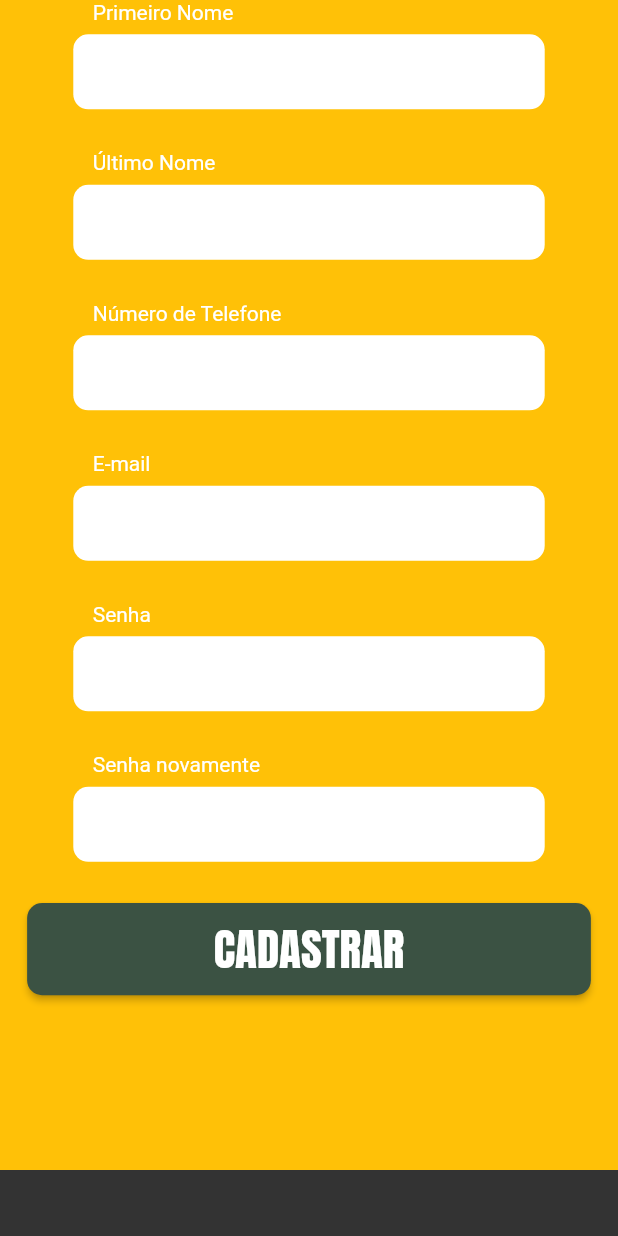
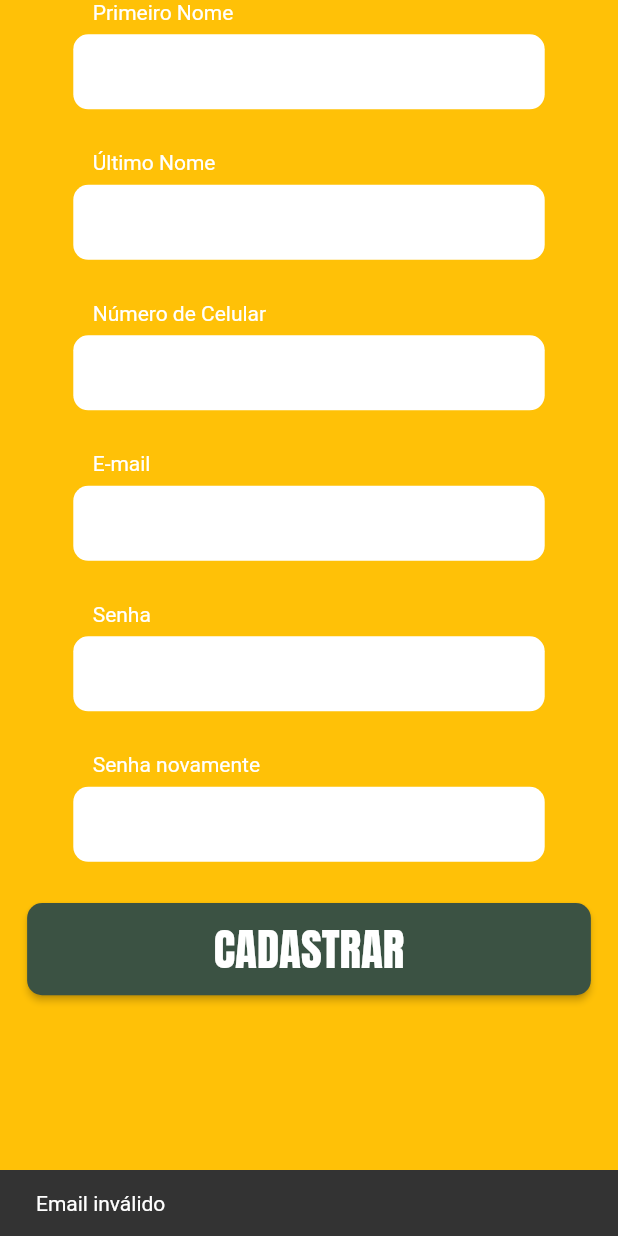
Before and after one commit to StartPointMe/atvee, a Flutter app: the RegisterScreen screen opened by its route, after a tap on "CADASTRAR", on a phone screen of 412 x 824 dp. Run offline on Flutter 3.47's test engine with Material 2 defaults, Android fonts, the phone set to English and light mode, and no system bars; our stand-ins replace cloud_firestore, email_validator, firebase_auth, firebase_core, google_fonts; accounts and stored records are empty.

Commit message:
Cadastro com validação do email e número de celular

```diff
--- a/lib/screens/user/register_screen.dart
+++ b/lib/screens/user/register_screen.dart
@@ -1,5 +1,6 @@
 import 'package:atvee/bloc/models/regular_user.dart';
 import 'package:atvee/themes/custom_widget.dart';
+import 'package:atvee/themes/validation.dart';
 import 'package:cloud_firestore/cloud_firestore.dart';
 import 'package:flutter/material.dart';
 import 'package:google_fonts/google_fonts.dart';
@@ -28,6 +29,7 @@ class _RegisterScreenViewState extends State<RegisterScreen> {
     final width = mediaQuery.size.width;
 
     CustomWidget customWidget = CustomWidget(mediaQuery);
+    Validation validation = Validation();
 
     void registerUser(RegularUser regularUser) async {
       try {
@@ -63,7 +65,7 @@ class _RegisterScreenViewState extends State<RegisterScreen> {
           Padding(
               padding: EdgeInsets.only(bottom: height / 30),
               child: customWidget.createTextFieldWithLabel(
-                  _phoneNumberController, "Número de Telefone", Colors.white)),
+                  _phoneNumberController, "Número de Celular", Colors.white)),
           Padding(
               padding: EdgeInsets.only(bottom: height / 30),
               child: customWidget.createTextFieldWithLabel(
@@ -97,7 +99,14 @@ class _RegisterScreenViewState extends State<RegisterScreen> {
               _phoneNumberController.text,
               '');
 
-          registerUser(_regularUser!);
+          if (!validation.validEmail(_emailController.text)) {
+            customWidget.showErrorSnack(context, "Email inválido");
+          } else if (!validation
+              .validPhoneNumber(_phoneNumberController.text)) {
+            customWidget.showErrorSnack(context, "Número de celular inválido");
+          } else {
+            registerUser(_regularUser!);
+          }
         },
         child: Padding(
             padding: EdgeInsets.fromLTRB(
```
